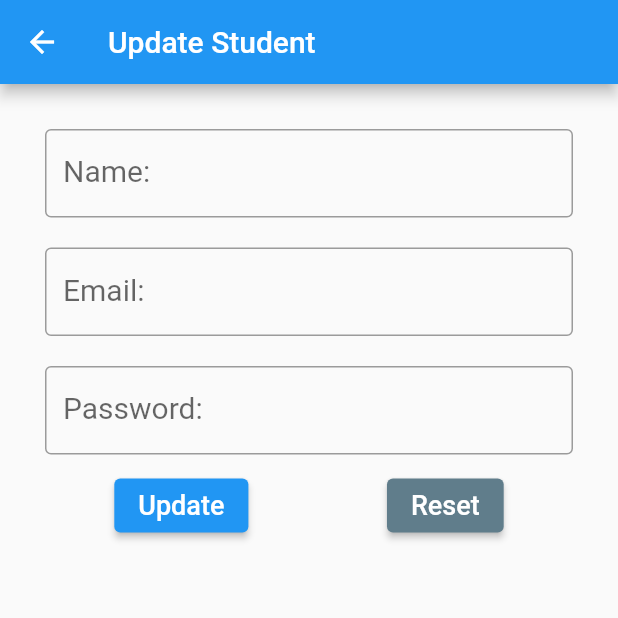
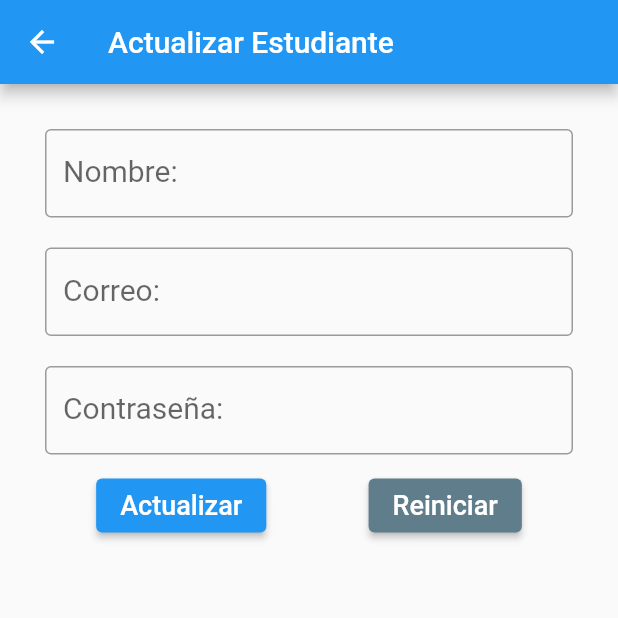
Before and after one commit to UteaCarlos/app_firebase_almacenamiento_correos, a Flutter app: the UpdateStudentPage screen opened directly with empty values, on a phone screen of 412 x 824 dp, the top half of it. Run offline on Flutter 3.47's test engine with Material 2 defaults, Android fonts, the phone set to English and light mode, and no system bars; our stand-ins replace cloud_firestore, firebase_core; accounts and stored records are empty.

Commit message:
Commit mensaje error de datos ingresados

```diff
--- a/lib/pages/add_student_page.dart
+++ b/lib/pages/add_student_page.dart
@@ -72,7 +72,7 @@ class _AddStudentPageState extends State<AddStudentPage> {
                   controller: nameController,
                   validator: (value) {
                     if (value == null || value.isEmpty) {
-                      return 'Please Enter Name';
+                      return 'Por Fabor Ingrese El Nombre';
                     }
                     return null;
                   },
@@ -92,9 +92,9 @@ class _AddStudentPageState extends State<AddStudentPage> {
                   controller: emailController,
                   validator: (value) {
                     if (value == null || value.isEmpty) {
-                      return 'Please Enter Email';
+                      return 'Por Favor ingrese Correo Electronco';
                     } else if (!value.contains('@')) {
-                      return 'Please Enter Valid Email';
+                      return 'Ingrese Correo Electronico Valido';
                     }
                     return null;
                   },
@@ -115,7 +115,7 @@ class _AddStudentPageState extends State<AddStudentPage> {
                   controller: passwordController,
                   validator: (value) {
                     if (value == null || value.isEmpty) {
-                      return 'Please Enter Password';
+                      return 'Por Favor Ingrese Contraseña';
                     }
                     return null;
                   },
@@ -146,7 +146,7 @@ class _AddStudentPageState extends State<AddStudentPage> {
                     ElevatedButton(
                       onPressed: () => {clearText()},
                       child: Text(
-                        'Reset',
+                        'Reiniciar',
                         style: TextStyle(fontSize: 18.0),
                       ),
                       style: ElevatedButton.styleFrom(primary: Colors.blueGrey),
--- a/lib/pages/update_student_page.dart
+++ b/lib/pages/update_student_page.dart
@@ -28,7 +28,7 @@ class _UpdateStudentPageState extends State<UpdateStudentPage> {
   Widget build(BuildContext context) {
     return Scaffold(
       appBar: AppBar(
-        title: Text("Update Student"),
+        title: Text("Actualizar Estudiante"),
       ),
       body: Form(
           key: _formKey,
@@ -62,7 +62,7 @@ class _UpdateStudentPageState extends State<UpdateStudentPage> {
                         autofocus: false,
                         onChanged: (value) => name = value,
                         decoration: InputDecoration(
-                          labelText: 'Name: ',
+                          labelText: 'Nombre: ',
                           labelStyle: TextStyle(fontSize: 20.0),
                           border: OutlineInputBorder(),
                           errorStyle:
@@ -70,7 +70,7 @@ class _UpdateStudentPageState extends State<UpdateStudentPage> {
                         ),
                         validator: (value) {
                           if (value == null || value.isEmpty) {
-                            return 'Please Enter Name';
+                            return 'Por Favor Ingrese El Nombre';
                           }
                           return null;
                         },
@@ -83,7 +83,7 @@ class _UpdateStudentPageState extends State<UpdateStudentPage> {
                         autofocus: false,
                         onChanged: (value) => email = value,
                         decoration: InputDecoration(
-                          labelText: 'Email: ',
+                          labelText: 'Correo: ',
                           labelStyle: TextStyle(fontSize: 20.0),
                           border: OutlineInputBorder(),
                           errorStyle:
@@ -91,9 +91,9 @@ class _UpdateStudentPageState extends State<UpdateStudentPage> {
                         ),
                         validator: (value) {
                           if (value == null || value.isEmpty) {
-                            return 'Please Enter Email';
+                            return 'Por Fabor Ingrese El Correo Electronico';
                           } else if (!value.contains('@')) {
-                            return 'Please Enter Valid Email';
+                            return 'Introduzca Correo Electronico valido';
                           }
                           return null;
                         },
@@ -107,7 +107,7 @@ class _UpdateStudentPageState extends State<UpdateStudentPage> {
                         onChanged: (value) => password = value,
                         obscureText: true,
                         decoration: InputDecoration(
-                          labelText: 'Password: ',
+                          labelText: 'Contraseña: ',
                           labelStyle: TextStyle(fontSize: 20.0),
                           border: OutlineInputBorder(),
                           errorStyle:
@@ -115,7 +115,7 @@ class _UpdateStudentPageState extends State<UpdateStudentPage> {
                         ),
                         validator: (value) {
                           if (value == null || value.isEmpty) {
-                            return 'Please Enter Password';
+                            return 'Por Favor Ingrese Contraseña';
                           }
                           return null;
                         },
@@ -134,14 +134,14 @@ class _UpdateStudentPageState extends State<UpdateStudentPage> {
                               }
                             },
                             child: Text(
-                              'Update',
+                              'Actualizar',
                               style: TextStyle(fontSize: 18.0),
                             ),
                           ),
                           ElevatedButton(
                             onPressed: () => {},
                             child: Text(
-                              'Reset',
+                              'Reiniciar',
                               style: TextStyle(fontSize: 18.0),
                             ),
                             style: ElevatedButton.styleFrom(
```
